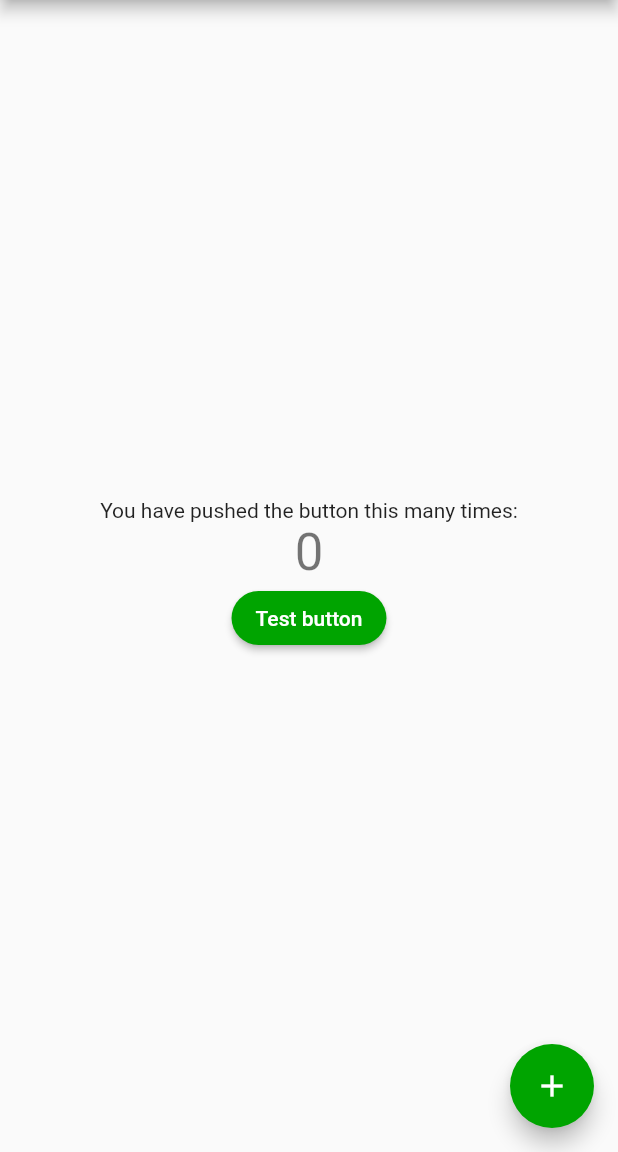
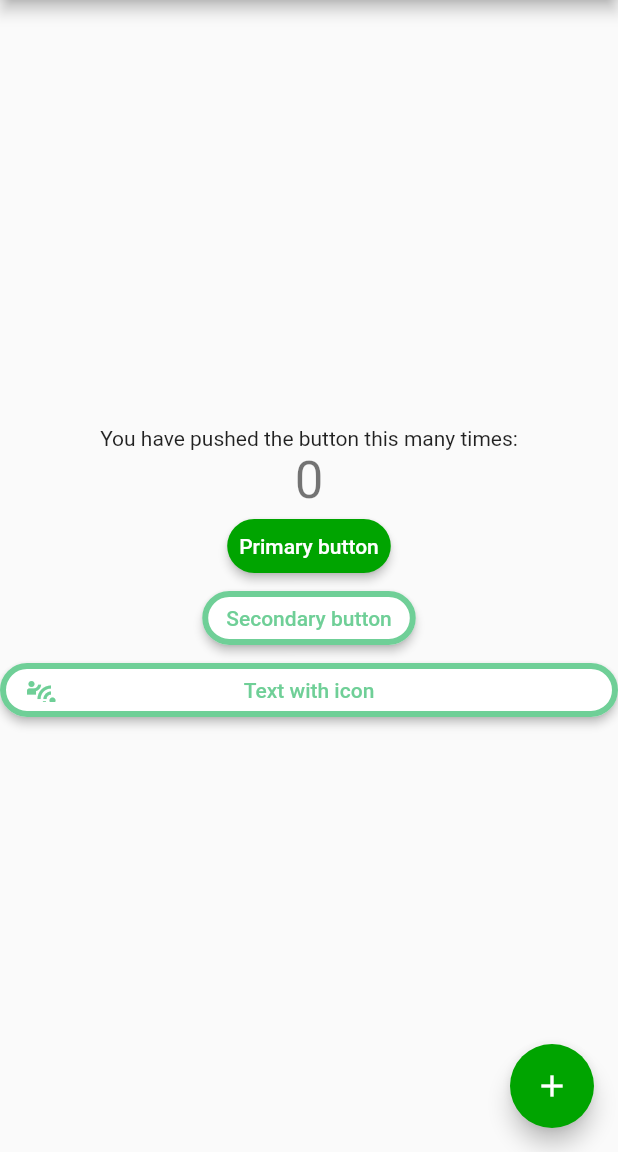
Before and after one commit to MitchFeaver/Commute2.0, a Flutter app: the screen it shows after launch, on a phone screen of 412 x 824 dp, the part 84-1236 px from its top. Run offline on Flutter 3.47's test engine with Material 2 defaults, Android fonts, the phone set to English and light mode, and no system bars.

Commit message:
feat: Updating buttons styles and testing different types of buttons

```diff
--- a/commute/lib/main.dart
+++ b/commute/lib/main.dart
@@ -90,7 +90,17 @@ class _MyHomePageState extends State<MyHomePage> {
               '$_counter',
               style: Theme.of(context).textTheme.headline4,
             ),
-            ElevatedButton(onPressed: _incrementCounter, child: Text('Test button'))
+            TextButton(onPressed: _incrementCounter, child: Text('Primary button'),),
+            OutlinedButton(onPressed: _incrementCounter, child: Text('Secondary button'),),
+            OutlinedButton(onPressed: _incrementCounter,
+              child: Stack(
+                children: [
+                  Positioned(child: Icon(Icons.connect_without_contact), left: 0,),
+                  Align(child: Text('Text with icon')),
+                ],
+                fit: StackFit.passthrough
+              ),
+            ),
           ],
         ),
       ),
--- /dev/null
+++ b/commute/lib/theme/components/custom_all.dart
@@ -0,0 +1 @@
+export 'custom_buttons.dart';
--- /dev/null
+++ b/commute/lib/theme/components/custom_buttons.dart
@@ -0,0 +1,29 @@
+import 'package:flutter/material.dart';
+
+import 'package:commute/theme/custom_colors.dart';
+
+class CustomButtons {
+  static const double buttonCornerRadius = 25;
+  static const double buttonElevation = 2.5;
+  static const double outlinedButtonBorderWidth = 4;
+
+  static final primaryTextButtonStyle = TextButton.styleFrom(
+    backgroundColor: CustomColors.primaryColorSwatchLight,
+    elevation: CustomButtons.buttonElevation,
+    primary: Colors.white,
+    shadowColor: Colors.black,
+    shape: RoundedRectangleBorder(borderRadius: BorderRadius.circular(CustomButtons.buttonCornerRadius)),
+  );
+
+  static final primaryOutlinedButtonStyle = OutlinedButton.styleFrom(
+    backgroundColor: Colors.white,
+    elevation: CustomButtons.buttonElevation,
+    primary: CustomColors.primaryOutlinedButtonColorLight,
+    shadowColor: Colors.black,
+    shape: const RoundedRectangleBorder(borderRadius: BorderRadius.all(Radius.circular(CustomButtons.buttonCornerRadius))),
+    side: BorderSide(
+      color: CustomColors.primaryOutlinedButtonColorLight,
+      width: CustomButtons.outlinedButtonBorderWidth,
+    ),
+  );
+}
--- a/commute/lib/theme/custom_colors.dart
+++ b/commute/lib/theme/custom_colors.dart
@@ -2,6 +2,7 @@ import 'package:flutter/material.dart';
 
 class CustomColors {
   static final primaryColorLight = const Color(0xFF00A400);
+  static final primaryOutlinedButtonColorLight = const Color(0xFF6FCF97);
 
   // generated on http://mcg.mbitson.com/
   static final primaryColorSwatchLight =
--- a/commute/lib/theme/custom_theme.dart
+++ b/commute/lib/theme/custom_theme.dart
@@ -1,22 +1,19 @@
 import 'package:flutter/material.dart';
 
-import 'custom_colors.dart';
+import 'package:commute/theme/custom_colors.dart';
+import 'package:commute/theme/components/custom_all.dart';
 
 class CustomTheme {
   static ThemeData get lightTheme {
     return ThemeData(
       primaryColor: CustomColors.primaryColorSwatchLight,
       accentColor: CustomColors.primaryColorLight,
-      elevatedButtonTheme: new ElevatedButtonThemeData(
-        style: new ButtonStyle(
-          backgroundColor: MaterialStateProperty.all(CustomColors.primaryColorSwatchLight),
-          shape: MaterialStateProperty.all(
-            RoundedRectangleBorder(
-              borderRadius: BorderRadius.circular(25),
-            )
-          )
-        )
-      )
+      textButtonTheme: new TextButtonThemeData(
+        style: CustomButtons.primaryTextButtonStyle,
+      ),
+      outlinedButtonTheme: new OutlinedButtonThemeData(
+        style: CustomButtons.primaryOutlinedButtonStyle,
+      ),
     );
   }
 }
```
